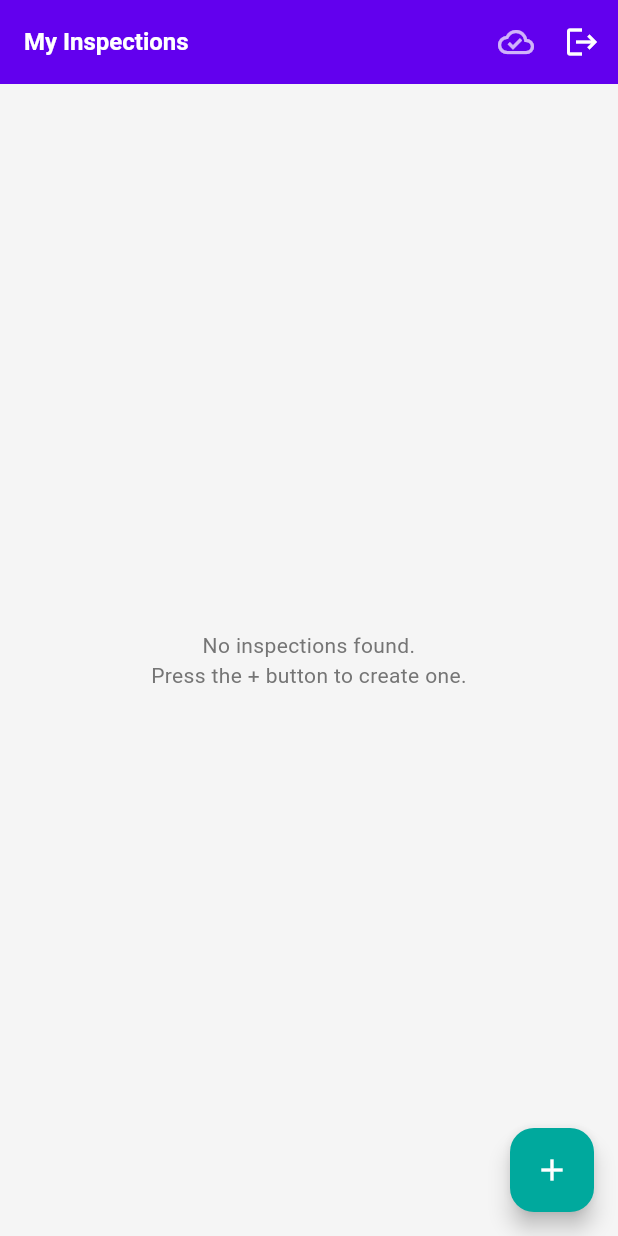
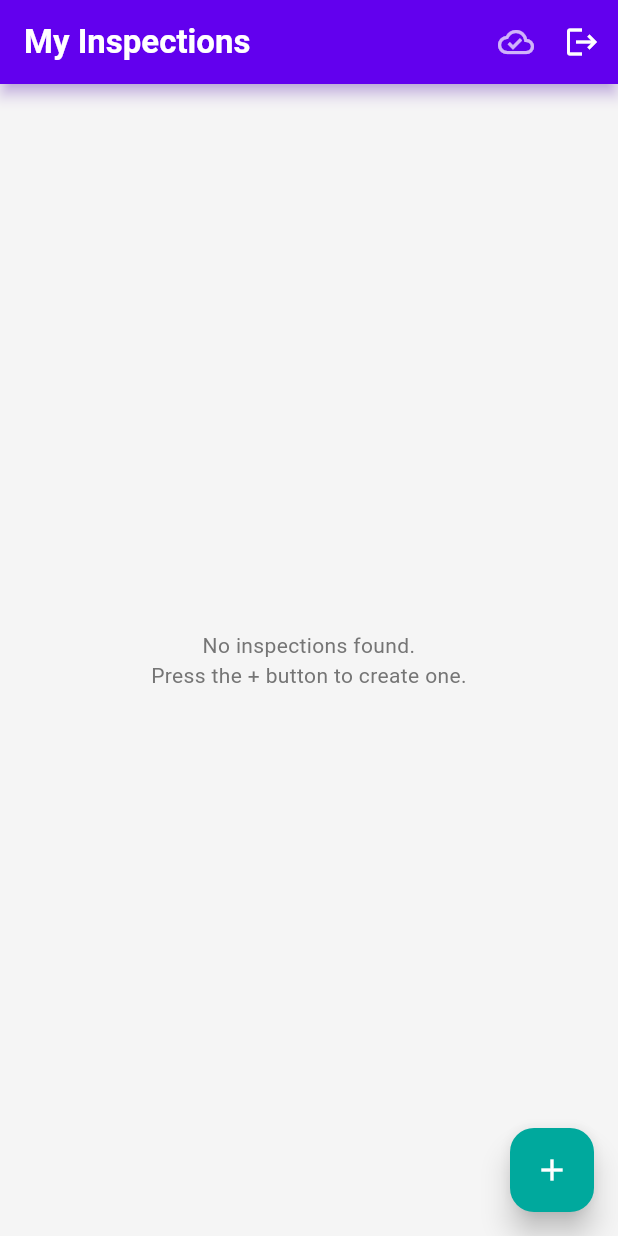
Before and after one commit to jerun276/Accurity, a Flutter app: the screen it shows once a user with an empty profile is signed in, on a phone screen of 412 x 824 dp. Run offline on Flutter 3.47's test engine with Material 3 defaults, Android fonts, the phone set to English and light mode, and no system bars; our stand-ins replace bloc, cached_network_image, connectivity_plus, equatable, flutter_bloc, flutter_image_compress and 6 more; missing offline and left inert: syncfusion_flutter_signaturepad; accounts and stored records are empty; network calls fail.

Commit message:
Order list UI improved

```diff
--- a/lib/view/order_list/order_list_view.dart
+++ b/lib/view/order_list/order_list_view.dart
@@ -8,7 +8,7 @@ import '../../data/models/order.model.dart';
 import '../../data/repositories/order_repository.dart';
 import '../order_details/order_details_view.dart';
 import 'bloc/order_list_bloc.dart';
-import '../../core/widgets/sync_status_indicator.dart'; // Import the new widget
+import '../../core/widgets/sync_status_indicator.dart';
 
 class OrderListView extends StatelessWidget {
   const OrderListView({super.key});
@@ -16,14 +16,10 @@ class OrderListView extends StatelessWidget {
   @override
   Widget build(BuildContext context) {
     return BlocProvider(
-      create: (context) =>
-          OrderListBloc(
-            // THE FIX IS HERE: Provide both required services.
-            orderRepository: RepositoryProvider.of<OrderRepository>(context),
-            authService: RepositoryProvider.of<SupabaseAuthService>(context),
-          )..add(
-            SyncOrdersFromServer(),
-          ), // Immediately fetch and sync orders on load
+      create: (context) => OrderListBloc(
+        orderRepository: RepositoryProvider.of<OrderRepository>(context),
+        authService: RepositoryProvider.of<SupabaseAuthService>(context),
+      )..add(SyncOrdersFromServer()),
       child: const OrderListPage(),
     );
   }
@@ -35,15 +31,27 @@ class OrderListPage extends StatelessWidget {
   @override
   Widget build(BuildContext context) {
     return Scaffold(
+      backgroundColor: AppColors.background,
       appBar: AppBar(
-        title: const Text('My Inspections'),
+        title: Text(
+          'My Inspections',
+          style: AppTextStyles.sectionHeader.copyWith(
+            color: AppColors.textOnPrimary,
+            fontSize: 22,
+            fontWeight: FontWeight.w600,
+          ),
+        ),
+        centerTitle: false,
+        backgroundColor: AppColors.primary,
+        elevation: 4.0,
+        shadowColor: AppColors.primary.withOpacity(0.5),
+        iconTheme: const IconThemeData(color: AppColors.textOnPrimary),
         actions: [
           const SyncStatusIndicator(),
           IconButton(
             icon: const Icon(Icons.logout),
+            tooltip: 'Log out',
             onPressed: () {
-              // Dispatch the logout event to the BLoC, which now handles
-              // clearing local data and signing out.
               context.read<OrderListBloc>().add(LogoutButtonPressed());
             },
           ),
@@ -68,14 +76,15 @@ class OrderListPage extends StatelessWidget {
               ),
             );
 
-            // After returning, refresh the list to show the newly created order.
-            // This is still useful even with sync-on-load.
             if (context.mounted) {
               context.read<OrderListBloc>().add(FetchLocalOrders());
             }
           }
         },
         backgroundColor: AppColors.accent,
+        foregroundColor: AppColors.textOnPrimary,
+        elevation: 8.0,
+        tooltip: 'Add new inspection',
         child: const Icon(Icons.add),
       ),
     );
@@ -90,7 +99,9 @@ class OrderListContent extends StatelessWidget {
     return BlocBuilder<OrderListBloc, OrderListState>(
       builder: (context, state) {
         if (state is OrderListLoading) {
-          return const Center(child: CircularProgressIndicator());
+          return const Center(
+            child: CircularProgressIndicator(color: AppColors.primary),
+          );
         }
         if (state is OrderListError) {
           return Center(
@@ -114,27 +125,36 @@ class OrderListContent extends StatelessWidget {
               ),
             );
           }
-          // The RefreshIndicator allows the user to manually trigger a sync from the server.
           return RefreshIndicator(
+            color: AppColors.primary,
             onRefresh: () async {
               context.read<OrderListBloc>().add(SyncOrdersFromServer());
             },
             child: ListView.builder(
-              padding: const EdgeInsets.all(8.0),
+              padding: const EdgeInsets.all(12.0), // Increased padding
               itemCount: state.orders.length,
               itemBuilder: (context, index) {
                 final order = state.orders[index];
                 return Card(
-                  elevation: 2.0,
-                  margin: const EdgeInsets.symmetric(vertical: 6.0),
+                  color: AppColors.surface,
+                  elevation: 6.0, // Increased elevation
+                  margin: const EdgeInsets.symmetric(
+                    vertical: 8.0, // Increased vertical margin
+                    horizontal: 0,
+                  ),
+                  shape: RoundedRectangleBorder(
+                    borderRadius: BorderRadius.circular(12.0),
+                  ),
                   child: ListTile(
                     contentPadding: const EdgeInsets.symmetric(
-                      vertical: 8.0,
+                      vertical: 12.0, // Increased vertical padding
                       horizontal: 16.0,
                     ),
                     title: Text(
                       order.address ?? 'No Address',
-                      style: AppTextStyles.listItemTitle,
+                      style: AppTextStyles.listItemTitle.copyWith(
+                        fontSize: 18.0, // Increased font size for the title
+                      ),
                     ),
                     subtitle: Text(
                       'File: ${order.firmFileNumber ?? 'N/A'}\nStatus: ${order.syncStatus.name}',
@@ -143,6 +163,7 @@ class OrderListContent extends StatelessWidget {
                     trailing: const Icon(
                       Icons.arrow_forward_ios,
                       color: AppColors.mediumGrey,
+                      size: 16,
                     ),
                     onTap: () async {
                       await Navigator.of(context).push(
@@ -151,7 +172,6 @@ class OrderListContent extends StatelessWidget {
                               OrderDetailsView(localOrderId: order.localId!),
                         ),
                       );
-                      // After editing, refresh the list.
                       if (context.mounted) {
                         context.read<OrderListBloc>().add(FetchLocalOrders());
                       }
@@ -162,7 +182,7 @@ class OrderListContent extends StatelessWidget {
             ),
           );
         }
-        return const SizedBox.shrink(); // For the initial state
+        return const SizedBox.shrink();
       },
     );
   }
```
